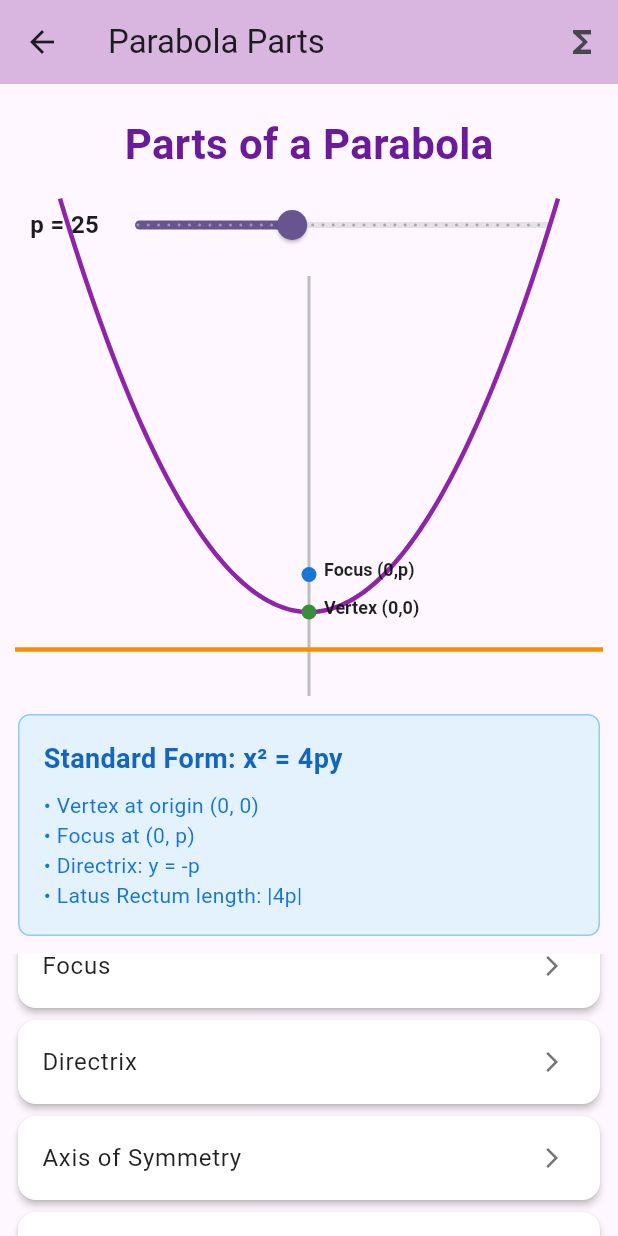
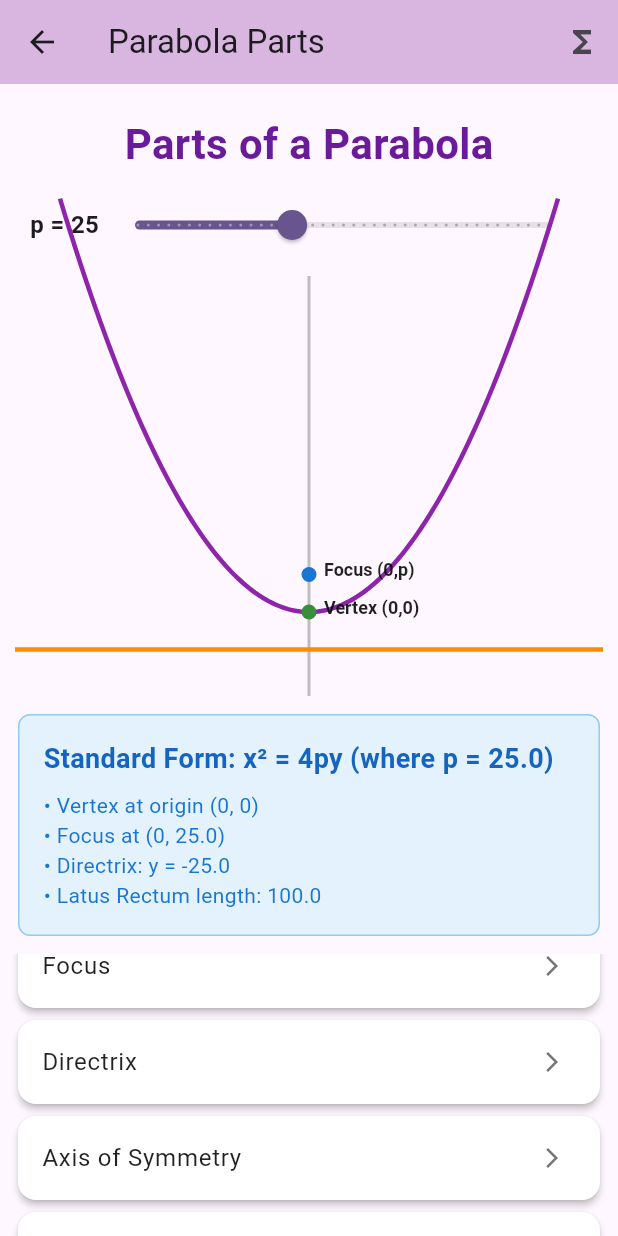
Before and after one commit to aljon-dev/math_app, a Flutter app: the ParabolaPartsScreen screen opened directly, scrolled down 88 dp, after a tap on the "functions" icon, on a phone screen of 412 x 824 dp. Run offline on Flutter 3.47's test engine with Material 3 defaults, Android fonts, the phone set to English and light mode, and no system bars; our stand-ins replace just_audio, video_player.

Commit message:
updated fix

```diff
--- a/lib/Parabola/ParabolaPart.dart
+++ b/lib/Parabola/ParabolaPart.dart
@@ -97,7 +97,11 @@ class _ParabolaPartsScreenState extends State<ParabolaPartsScreen> {
 
   @override
   Widget build(BuildContext context) {
-    return Scaffold(
+    return PopScope(
+      onPopInvokedWithResult: (didPop, result) async {
+        await player.stop();
+      },
+      child: Scaffold(
         appBar: AppBar(title: Text("Parabola Parts"), backgroundColor: Colors.purple[100], actions: [IconButton(icon: Icon(Icons.functions), onPressed: toggleFormula, tooltip: 'Show Formula')]),
         body: Column(
           children: [
@@ -131,8 +135,28 @@ class _ParabolaPartsScreenState extends State<ParabolaPartsScreen> {
             Container(height: 280, margin: EdgeInsets.symmetric(horizontal: 10), child: CustomPaint(painter: ParabolaPainter(selectedPart, pValue), child: Container())),
 
             // Formula section
-          if (showFormula) Container(width: double.infinity, margin: const EdgeInsets.all(12), padding: const EdgeInsets.all(16), decoration: BoxDecoration(color: Colors.blue[50], borderRadius: BorderRadius.circular(8), border: Border.all(color: Colors.blue[200]!)), child: Column(crossAxisAlignment: CrossAxisAlignment.start, children: [Text('Standard Form: x² = 4py', style: TextStyle(fontSize: 18, fontWeight: FontWeight.bold, color: Colors.blue[800])), SizedBox(height: 8), Text('• Vertex at origin (0, 0)\n• Focus at (0, p)\n• Directrix: y = -p\n• Latus Rectum length: |4p|', style: TextStyle(fontSize: 14, color: Colors.blue[700]))])),
-
+            // In the formula section of your build method:
+            if (showFormula)
+              Container(
+                width: double.infinity,
+                margin: const EdgeInsets.all(12),
+                padding: const EdgeInsets.all(16),
+                decoration: BoxDecoration(color: Colors.blue[50], borderRadius: BorderRadius.circular(8), border: Border.all(color: Colors.blue[200]!)),
+                child: Column(
+                  crossAxisAlignment: CrossAxisAlignment.start,
+                  children: [
+                    Text('Standard Form: x² = 4py (where p = ${pValue.toStringAsFixed(1)})', style: TextStyle(fontSize: 18, fontWeight: FontWeight.bold, color: Colors.blue[800])),
+                    SizedBox(height: 8),
+                    Text(
+                      '• Vertex at origin (0, 0)\n'
+                      '• Focus at (0, ${pValue.toStringAsFixed(1)})\n'
+                      '• Directrix: y = ${(-pValue).toStringAsFixed(1)}\n'
+                      '• Latus Rectum length: ${(4 * pValue).toStringAsFixed(1)}',
+                      style: TextStyle(fontSize: 14, color: Colors.blue[700]),
+                    ),
+                  ],
+                ),
+              ),
             // Parts list
             Expanded(
               child: ListView(
@@ -147,14 +171,31 @@ class _ParabolaPartsScreenState extends State<ParabolaPartsScreen> {
 
             // Description and audio section
             if (selectedPart.isNotEmpty)
-            Column(
+              SingleChildScrollView(
+                child: Column(
                   children: [
+                    Align(
+                      alignment: Alignment.topRight,
+                      child: IconButton(
+                        icon: Icon(Icons.close, size: 20),
+                        onPressed: () {
+                          setState(() {
+                            selectedPart = '';
+                            if (isPlaying) {
+                              stopAudio(); // Stop audio if playing
+                            }
+                          });
+                        },
+                      ),
+                    ),
                     Container(width: double.infinity, margin: const EdgeInsets.all(12), padding: const EdgeInsets.all(16), decoration: BoxDecoration(color: Colors.amber[50], borderRadius: BorderRadius.circular(8), border: Border.all(color: Colors.amber[200]!)), child: Column(crossAxisAlignment: CrossAxisAlignment.start, children: [Text(selectedPart, style: TextStyle(fontSize: 18, fontWeight: FontWeight.bold, color: Colors.amber[800])), SizedBox(height: 8), Text(descriptions[selectedPart] ?? '', style: TextStyle(fontSize: 15, color: Colors.black87))])),
                     Row(mainAxisAlignment: MainAxisAlignment.center, children: [IconButton(icon: Icon(isPlaying ? Icons.pause : Icons.play_arrow, size: 26, color: Colors.blue), onPressed: togglePlayPause), IconButton(icon: Icon(Icons.stop, size: 26, color: Colors.red), onPressed: stopAudio)]),
                     SizedBox(height: 10),
                   ],
                 ),
+              ),
           ],
+        ),
       ),
     );
   }
```
Also changed, not shown: lib/Circle/CirclePart.dart (+20 -7 lines), lib/Ellipse/EllipsePart.dart (+6 -1 lines), lib/Hyperbola/HyperbolaPart.dart (+30 -2 lines). Lines whose indentation alone changed are shown as unchanged.
